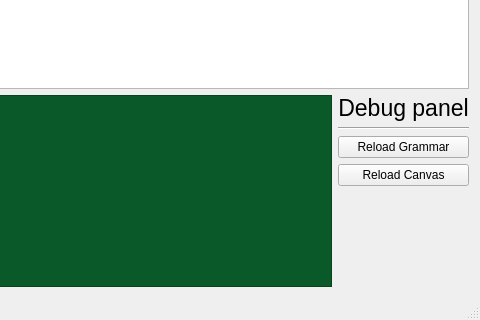
AdUki/Grapedit, file ui/mainwindow.ui: the form before one commit; both pictures show x 431 to 911 and y 383 to 703 of the 911 by 703 pixel window.
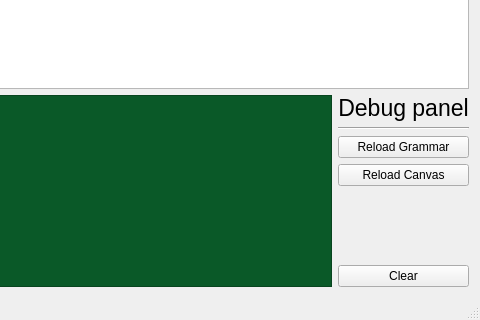
The form after the commit.

The edit to the form file:
```diff
--- a/ui/mainwindow.ui
+++ b/ui/mainwindow.ui
@@ -89,11 +89,21 @@
           <property name="sizeHint" stdset="0">
            <size>
             <width>20</width>
-            <height>40</height>
+            <height>0</height>
            </size>
           </property>
          </spacer>
         </item>
+        <item>
+         <widget class="QPushButton" name="pushButton_2">
+          <property name="styleSheet">
+           <string notr="true"/>
+          </property>
+          <property name="text">
+           <string>Clear</string>
+          </property>
+         </widget>
+        </item>
        </layout>
       </item>
      </layout>
```
